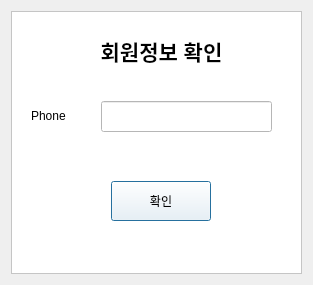
This is ui/check_account.ui in pJunghan/RobotArm as Qt 5 draws it before an edit. The edited form follows.
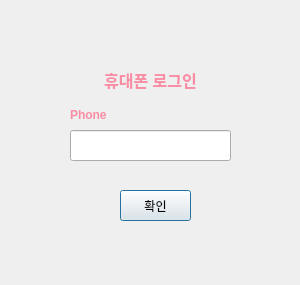
This is the edited form.

```diff
--- a/ui/check_account.ui
+++ b/ui/check_account.ui
@@ -6,57 +6,58 @@
    <rect>
     <x>0</x>
     <y>0</y>
-    <width>313</width>
+    <width>300</width>
     <height>285</height>
    </rect>
   </property>
   <property name="windowTitle">
    <string>New Account</string>
   </property>
-  <layout class="QGridLayout" name="gridLayout">
-   <item row="0" column="0">
-    <widget class="QFrame" name="frame">
-     <property name="styleSheet">
-      <string notr="true">background-color: rgb(255, 255, 255);</string>
-     </property>
-     <property name="frameShape">
-      <enum>QFrame::StyledPanel</enum>
-     </property>
-     <property name="frameShadow">
-      <enum>QFrame::Raised</enum>
-     </property>
-     <widget class="QPushButton" name="checkBtn">
-      <property name="geometry">
-       <rect>
-        <x>100</x>
-        <y>170</y>
-        <width>100</width>
-        <height>40</height>
-       </rect>
-      </property>
-      <property name="text">
-       <string>확인</string>
-      </property>
-     </widget>
      <widget class="QLabel" name="label">
       <property name="geometry">
        <rect>
         <x>80</x>
-        <y>20</y>
+     <y>50</y>
         <width>141</width>
-        <height>41</height>
+     <height>61</height>
        </rect>
       </property>
       <property name="text">
-       <string>&lt;html&gt;&lt;head/&gt;&lt;body&gt;&lt;p align=&quot;center&quot;&gt;&lt;span style=&quot; font-size:16pt; font-weight:600;&quot;&gt;회원정보 확인&lt;/span&gt;&lt;/p&gt;&lt;/body&gt;&lt;/html&gt;</string>
+    <string>&lt;html&gt;&lt;head/&gt;&lt;body&gt;&lt;p align=&quot;center&quot;&gt;&lt;span style=&quot; font-size:12pt; font-weight:600; color:#f88da4;&quot;&gt;휴대폰 로그인&lt;/span&gt;&lt;/p&gt;&lt;/body&gt;&lt;/html&gt;</string>
+   </property>
+  </widget>
+  <widget class="QLabel" name="phoneLabel">
+   <property name="geometry">
+    <rect>
+     <x>70</x>
+     <y>100</y>
+     <width>51</width>
+     <height>30</height>
+    </rect>
+   </property>
+   <property name="text">
+    <string>&lt;html&gt;&lt;head/&gt;&lt;body&gt;&lt;p&gt;&lt;span style=&quot; font-weight:600; color:#f88da4;&quot;&gt;Phone&lt;/span&gt;&lt;/p&gt;&lt;/body&gt;&lt;/html&gt;</string>
+   </property>
+  </widget>
+  <widget class="QPushButton" name="checkBtn">
+   <property name="geometry">
+    <rect>
+     <x>120</x>
+     <y>190</y>
+     <width>71</width>
+     <height>31</height>
+    </rect>
+   </property>
+   <property name="text">
+    <string>확인</string>
       </property>
      </widget>
      <widget class="QLineEdit" name="phoneLineEdit">
       <property name="geometry">
        <rect>
-        <x>90</x>
-        <y>90</y>
-        <width>171</width>
+     <x>70</x>
+     <y>130</y>
+     <width>161</width>
         <height>31</height>
        </rect>
       </property>
@@ -64,26 +65,6 @@
        <enum>QLineEdit::PasswordEchoOnEdit</enum>
       </property>
      </widget>
-     <widget class="QLabel" name="phoneLabel">
-      <property name="geometry">
-       <rect>
-        <x>20</x>
-        <y>90</y>
-        <width>61</width>
-        <height>30</height>
-       </rect>
-      </property>
-      <property name="text">
-       <string>Phone</string>
-      </property>
-     </widget>
-     <zorder>label</zorder>
-     <zorder>checkBtn</zorder>
-     <zorder>phoneLineEdit</zorder>
-     <zorder>phoneLabel</zorder>
-    </widget>
-   </item>
-  </layout>
  </widget>
  <resources/>
  <connections/>
```
Lines whose indentation alone changed are shown as unchanged.
